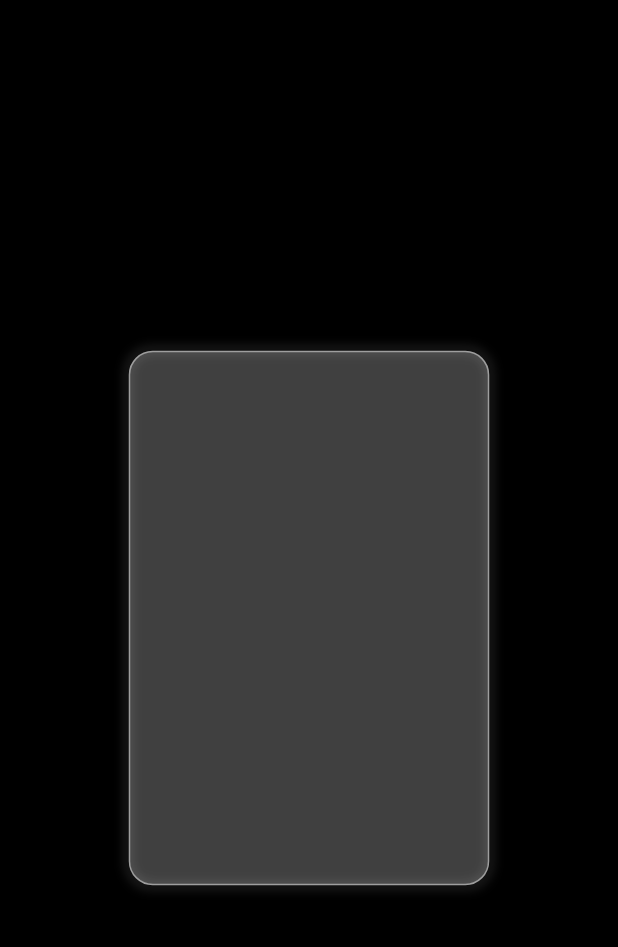
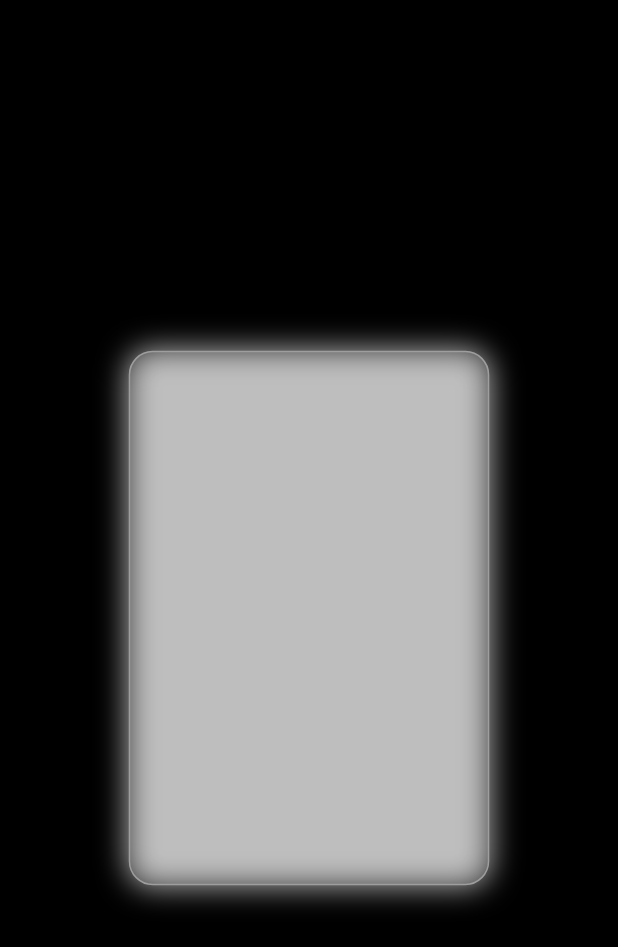
Before and after one commit to JAICHANGPARK/flutter_notebook_8th_story, a Flutter app: the screen it shows after launch, on a phone screen of 412 x 824 dp. Shown: the top 947 px of the screen. Run offline on Flutter 3.47's test engine with Material 2 defaults, Android fonts, the phone set to English and light mode, and no system bars; our stand-ins replace badges, flutter_hooks, google_fonts, hooks_riverpod, state_notifier.

Commit message:
Update banking_app.dart

```diff
--- a/lib/ep594_banking_app/banking_app.dart
+++ b/lib/ep594_banking_app/banking_app.dart
@@ -23,19 +23,19 @@ class BankingCardPage extends StatelessWidget {
           height: MediaQuery.of(context).size.height / 2.3,
           width: MediaQuery.of(context).size.width / 1.7,
           decoration: BoxDecoration(
-            color: Colors.black.withOpacity(0.2),
+            color: Colors.white.withOpacity(0.7),
             borderRadius: BorderRadius.circular(16),
             border: Border.all(color: Colors.grey)
           ),
           child: BackdropFilter(
             filter: ImageFilter.blur(
-              sigmaX: 4,
-              sigmaY: 4,
+              sigmaX: 10,
+              sigmaY: 10,
 
             ),
             child: Container(
               decoration: BoxDecoration(
-                color: Colors.white.withOpacity(0.25),
+                color: Colors.white.withOpacity(.15),
                 border: Border.all(color: Colors.grey),
                 borderRadius: BorderRadius.circular(16)
               ),
```
